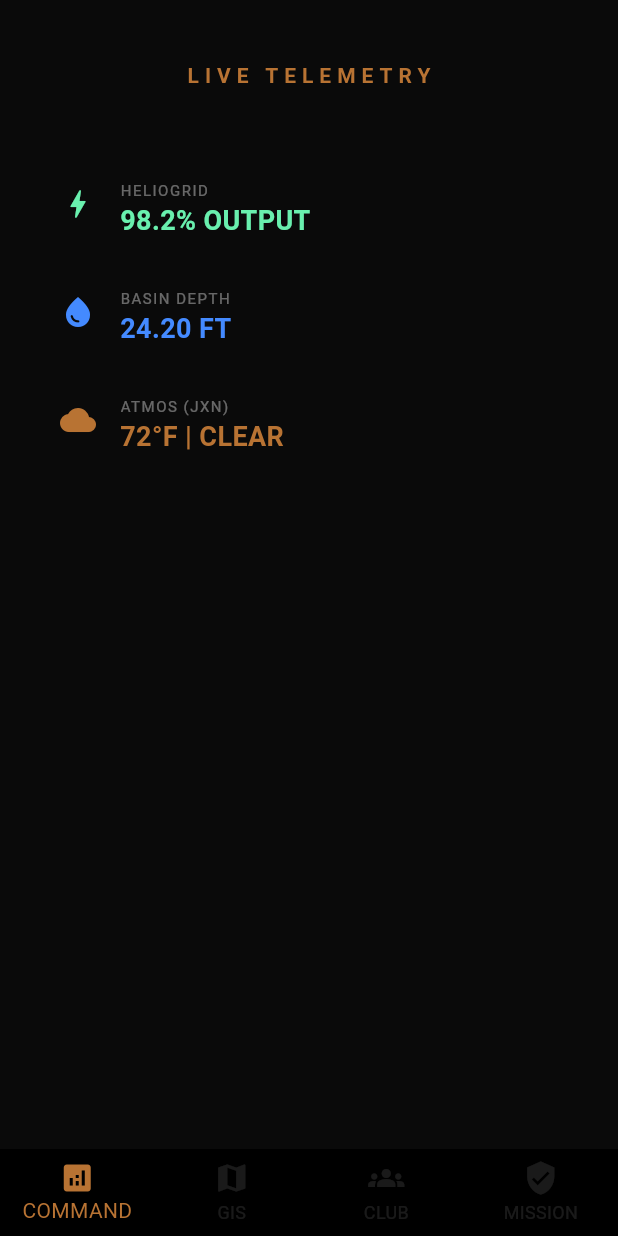
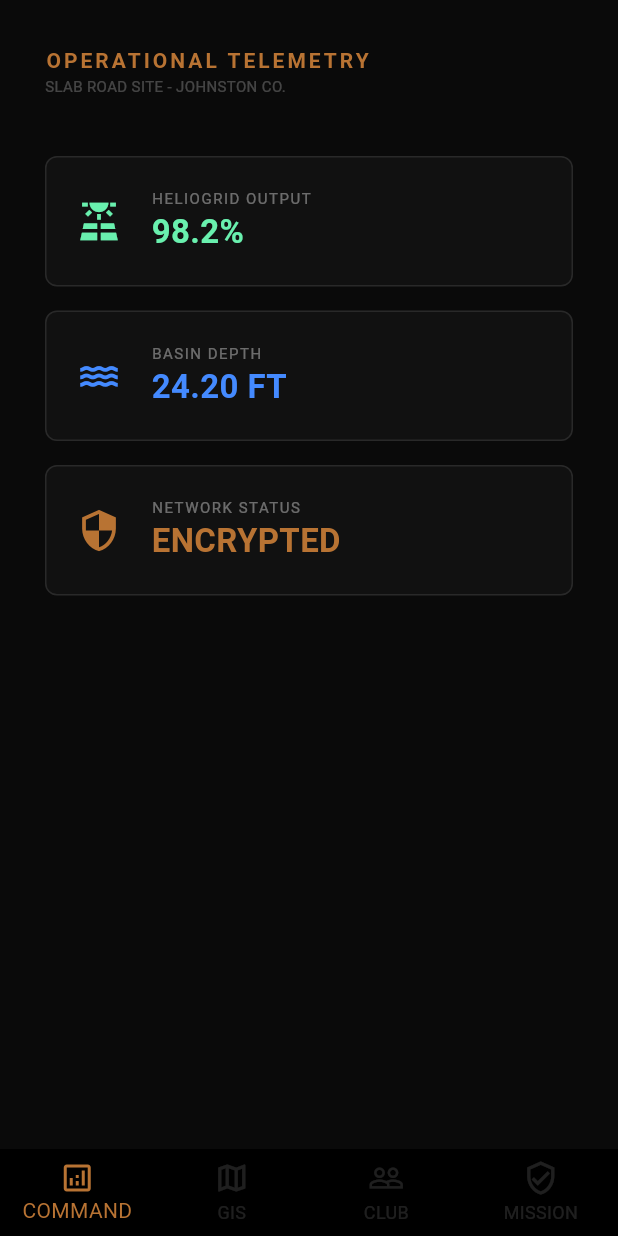
Before and after one commit to mrshumphrey3251-ai/HVF_NEXUS_CORE, a Flutter app: the screen it shows after launch, after a tap on "ENGAGE COMMAND", on a phone screen of 412 x 824 dp. Run offline on Flutter 3.47's test engine with Material 3 defaults, Android fonts, the light colour scheme and no system bars.

Commit message:
Update main.dart

```diff
--- a/lib/main.dart
+++ b/lib/main.dart
@@ -1,3 +1,6 @@
+// HVF NEXUS CORE - VERSION 1.0.6 - EXECUTIVE IDENTITY LOCK
+// CEO: JEFFERY DONNELL HUMPHREY
+// CAGE: 1AHA8 | UEI: S1M4ENLHTDH5
 import 'dart:async';
 import 'dart:math';
 import 'package:flutter/material.dart';
@@ -10,8 +13,9 @@ class HVFNexus extends StatelessWidget {
   Widget build(BuildContext context) {
     return MaterialApp(
       debugShowCheckedModeBanner: false,
+      title: 'HVF NEXUS',
       theme: ThemeData.dark().copyWith(
-        primaryColor: const Color(0xFFB87333), // HVF Copper
+        primaryColor: const Color(0xFFB87333), // HVF COPPER
         scaffoldBackgroundColor: const Color(0xFF0A0A0A),
       ),
       home: const ExecutiveGate(),
@@ -24,24 +28,33 @@ class ExecutiveGate extends StatelessWidget {
   @override
   Widget build(BuildContext context) {
     return Scaffold(
-      body: Center(
+      body: Container(
+        decoration: BoxDecoration(
+          border: Border.all(color: const Color(0xFFB87333), width: 0.5),
+        ),
+        child: Center(
           child: Column(
             mainAxisAlignment: MainAxisAlignment.center,
             children: [
-            const Icon(Icons.shield_outlined, color: Color(0xFFB87333), size: 80),
-            const SizedBox(height: 24),
-            const Text("HVF NEXUS CORE", style: TextStyle(letterSpacing: 6, fontWeight: FontWeight.bold, fontSize: 18)),
-            const Text("CAGE: 1AHA8 | UEI: S1M4ENLHTDH5", style: TextStyle(fontSize: 9, color: Colors.white24, letterSpacing: 2)),
+              const Icon(Icons.shield_outlined, color: Color(0xFFB87333), size: 100),
+              const SizedBox(height: 32),
+              const Text("HVF NEXUS CORE", style: TextStyle(letterSpacing: 8, fontWeight: FontWeight.bold, fontSize: 22)),
+              const SizedBox(height: 8),
+              const Text("SYSTEM VERSION 1.0.6", style: TextStyle(color: Colors.white24, fontSize: 10, letterSpacing: 2)),
               const SizedBox(height: 48),
               OutlinedButton(
                 style: OutlinedButton.styleFrom(
-                side: const BorderSide(color: Color(0xFFB87333)),
-                padding: const EdgeInsets.symmetric(horizontal: 32, vertical: 16),
+                  side: const BorderSide(color: Color(0xFFB87333), width: 2),
+                  padding: const EdgeInsets.symmetric(horizontal: 48, vertical: 20),
                 ),
                 onPressed: () => Navigator.pushReplacement(context, MaterialPageRoute(builder: (context) => const NexusBase())),
-              child: const Text("ENGAGE COMMAND", style: TextStyle(color: Colors.white, letterSpacing: 2)),
+                child: const Text("ENGAGE COMMAND", style: TextStyle(color: Colors.white, letterSpacing: 3, fontWeight: FontWeight.bold)),
               ),
+              const SizedBox(height: 60),
+              const Text("CAGE: 1AHA8", style: TextStyle(color: Color(0xFFB87333), fontWeight: FontWeight.bold, fontSize: 12)),
+              const Text("UEI: S1M4ENLHTDH5", style: TextStyle(color: Colors.white10, fontSize: 10)),
             ],
+          ),
         ),
       ),
     );
@@ -66,14 +79,14 @@ class _NexusBaseState extends State<NexusBase> {
         type: BottomNavigationBarType.fixed,
         backgroundColor: Colors.black,
         selectedItemColor: const Color(0xFFB87333),
-        unselectedItemColor: Colors.white10,
+        unselectedItemColor: Colors.white12,
         currentIndex: _selectedIndex,
         onTap: (index) => setState(() => _selectedIndex = index),
         items: const [
-          BottomNavigationBarItem(icon: Icon(Icons.analytics), label: 'COMMAND'),
-          BottomNavigationBarItem(icon: Icon(Icons.map), label: 'GIS'),
-          BottomNavigationBarItem(icon: Icon(Icons.groups), label: 'CLUB'),
-          BottomNavigationBarItem(icon: Icon(Icons.verified_user), label: 'MISSION'),
+          BottomNavigationBarItem(icon: Icon(Icons.analytics_outlined), label: 'COMMAND'),
+          BottomNavigationBarItem(icon: Icon(Icons.map_outlined), label: 'GIS'),
+          BottomNavigationBarItem(icon: Icon(Icons.people_outline), label: 'CLUB'),
+          BottomNavigationBarItem(icon: Icon(Icons.verified_user_outlined), label: 'MISSION'),
         ],
       ),
     );
@@ -97,8 +110,8 @@ class _CommandHUDState extends State<CommandHUD> {
     _timer = Timer.periodic(const Duration(seconds: 3), (timer) {
       if (mounted) {
         setState(() {
-          power = 96.0 + Random().nextDouble() * 4.0;
-          water = 24.1 + Random().nextDouble() * 0.2;
+          power = 97.5 + Random().nextDouble() * 2.5;
+          water = 24.18 + Random().nextDouble() * 0.05;
         });
       }
     });
@@ -113,26 +126,44 @@ class _CommandHUDState extends State<CommandHUD> {
   @override
   Widget build(BuildContext context) {
     return Padding(
-      padding: const EdgeInsets.all(40.0),
+      padding: const EdgeInsets.all(30.0),
       child: Column(
         crossAxisAlignment: CrossAxisAlignment.start,
         children: [
-          const Center(child: Text("LIVE TELEMETRY", style: TextStyle(color: Color(0xFFB87333), letterSpacing: 4, fontWeight: FontWeight.bold))),
+          const Text("OPERATIONAL TELEMETRY", style: TextStyle(color: Color(0xFFB87333), letterSpacing: 2, fontWeight: FontWeight.bold)),
+          const Text("SLAB ROAD SITE - JOHNSTON CO.", style: TextStyle(color: Colors.white24, fontSize: 10)),
           const SizedBox(height: 40),
-          _statusTile("HELIOGRID", "${power.toStringAsFixed(1)}% OUTPUT", Icons.bolt, Colors.greenAccent),
-          _statusTile("BASIN DEPTH", "${water.toStringAsFixed(2)} FT", Icons.water_drop, Colors.blueAccent),
-          _statusTile("ATMOS (JXN)", "72°F | CLEAR", Icons.cloud, const Color(0xFFB87333)),
+          _dataCard("HELIOGRID OUTPUT", "${power.toStringAsFixed(1)}%", Icons.solar_power, Colors.greenAccent),
+          const SizedBox(height: 16),
+          _dataCard("BASIN DEPTH", "${water.toStringAsFixed(2)} FT", Icons.water, Colors.blueAccent),
+          const SizedBox(height: 16),
+          _dataCard("NETWORK STATUS", "ENCRYPTED", Icons.security, const Color(0xFFB87333)),
         ],
       ),
     );
   }
 
-  Widget _statusTile(String title, String val, IconData icon, Color color) {
-    return ListTile(
-      contentPadding: EdgeInsets.zero,
-      leading: Icon(icon, color: color),
-      title: Text(title, style: const TextStyle(fontSize: 10, color: Colors.white38, letterSpacing: 1)),
-      subtitle: Text(val, style: TextStyle(fontSize: 18, color: color, fontWeight: FontWeight.bold)),
+  Widget _dataCard(String title, String val, IconData icon, Color color) {
+    return Container(
+      padding: const EdgeInsets.all(20),
+      decoration: BoxDecoration(
+        color: const Color(0xFF111111),
+        borderRadius: BorderRadius.circular(8),
+        border: Border.all(color: Colors.white10),
+      ),
+      child: Row(
+        children: [
+          Icon(icon, color: color, size: 30),
+          const SizedBox(width: 20),
+          Column(
+            crossAxisAlignment: CrossAxisAlignment.start,
+            children: [
+              Text(title, style: const TextStyle(color: Colors.white38, fontSize: 10, letterSpacing: 1)),
+              Text(val, style: TextStyle(color: color, fontSize: 22, fontWeight: FontWeight.bold)),
+            ],
+          ),
+        ],
+      ),
     );
   }
 }
@@ -141,7 +172,7 @@ class SiteMapGIS extends StatelessWidget {
   const SiteMapGIS({super.key});
   @override
   Widget build(BuildContext context) {
-    return const Center(child: Text("34.3323° N | 96.5056° W\nJOHNSTON COUNTY, OK", textAlign: TextAlign.center, style: TextStyle(color: Color(0xFFB87333), letterSpacing: 2)));
+    return const Center(child: Text("GIS STRATEGIC OVERLAY\n34.3323° N | 96.5056° W", textAlign: TextAlign.center, style: TextStyle(color: Color(0xFFB87333), letterSpacing: 2)));
   }
 }
 
@@ -149,7 +180,7 @@ class SocialClubPortal extends StatelessWidget {
   const SocialClubPortal({super.key});
   @override
   Widget build(BuildContext context) {
-    return const Center(child: Text("SOCIAL CLUB REGISTRY\n[FOUNDER 001 ACTIVE]", textAlign: TextAlign.center, style: TextStyle(color: Color(0xFFB87333))));
+    return const Center(child: Text("HVF SOCIAL CLUB\nREGISTRY ACTIVE", textAlign: TextAlign.center, style: TextStyle(color: Color(0xFFB87333))));
   }
 }
 
@@ -161,13 +192,18 @@ class MissionIntel extends StatelessWidget {
       padding: const EdgeInsets.all(40.0),
       child: Column(
         mainAxisAlignment: MainAxisAlignment.center,
-        children: const [
-          Text("HUMPHREY VIRTUAL FARMS LLC", style: TextStyle(fontWeight: FontWeight.bold, fontSize: 14)),
-          SizedBox(height: 8),
-          Text("CAGE: 1AHA8", style: TextStyle(color: Colors.greenAccent, fontWeight: FontWeight.bold, letterSpacing: 2)),
-          Text("UEI: S1M4ENLHTDH5", style: TextStyle(color: Colors.white24, fontSize: 10)),
-          SizedBox(height: 30),
-          Text("THE HUMPHREY CREED\n\nTo lead with honor, to build with purpose.", textAlign: TextAlign.center, style: TextStyle(fontStyle: FontStyle.italic, color: Colors.white70)),
+        children: [
+          const Text("FOUNDER & CEO", style: TextStyle(color: Colors.white38, fontSize: 10, letterSpacing: 4)),
+          const Text("JEFFERY D. HUMPHREY", style: TextStyle(fontWeight: FontWeight.bold, fontSize: 18, color: Color(0xFFB87333))),
+          const SizedBox(height: 30),
+          const Divider(color: Colors.white10),
+          const SizedBox(height: 30),
+          const Text("FEDERAL CREDENTIALS", style: TextStyle(color: Colors.white38, fontSize: 10, letterSpacing: 2)),
+          const SizedBox(height: 10),
+          const Text("CAGE: 1AHA8", style: TextStyle(color: Colors.greenAccent, fontWeight: FontWeight.bold, letterSpacing: 2)),
+          const Text("UEI: S1M4ENLHTDH5", style: TextStyle(color: Colors.white70, fontSize: 12)),
+          const SizedBox(height: 40),
+          const Text("HUMPHREY VIRTUAL FARMS LLC", style: TextStyle(fontSize: 10, color: Colors.white24)),
         ],
       ),
     );
```
Lines whose indentation alone changed are shown as unchanged.
